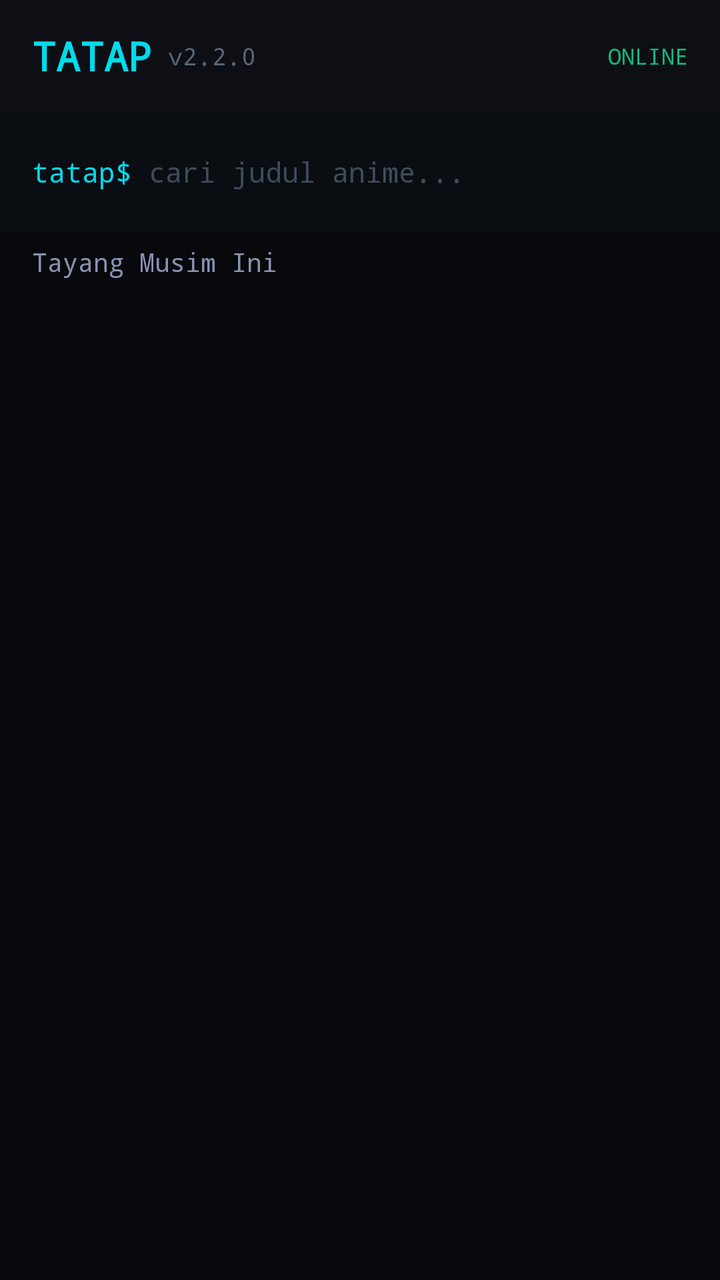
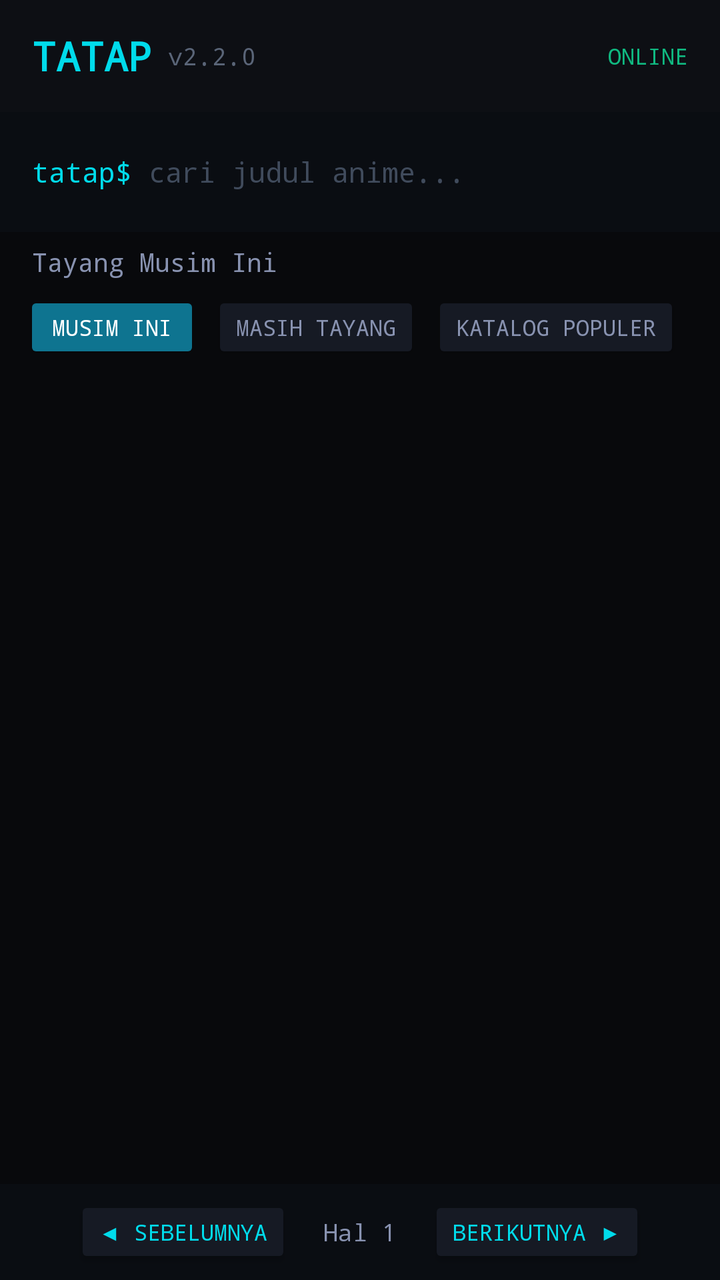

The first picture is an Android layout as it rendered before a commit; the second is the same layout after the commit. The layout source and the unified diff follow.
<!-- AndroidManifest.xml: application theme Theme.Tatap -->
<!-- res/layout/activity_main.xml -->
<?xml version="1.0" encoding="utf-8"?>
<LinearLayout xmlns:android="http://schemas.android.com/apk/res/android"
    xmlns:app="http://schemas.android.com/apk/res-auto"
    android:layout_width="match_parent"
    android:layout_height="match_parent"
    android:orientation="vertical"
    android:background="#08090C">

    
    <LinearLayout
        android:layout_width="match_parent"
        android:layout_height="56dp"
        android:gravity="center_vertical"
        android:paddingHorizontal="16dp"
        android:background="#0D0F14">

        <TextView
            android:layout_width="wrap_content"
            android:layout_height="wrap_content"
            android:text="TATAP"
            android:textColor="#00DBEB"
            android:textSize="20sp"
            android:textStyle="bold"
            android:fontFamily="monospace" />

        <TextView
            android:layout_width="wrap_content"
            android:layout_height="wrap_content"
            android:layout_marginStart="8dp"
            android:text="v2.2.0"
            android:textColor="#5A6578"
            android:textSize="12sp"
            android:fontFamily="monospace" />

        <View
            android:layout_width="0dp"
            android:layout_height="1dp"
            android:layout_weight="1" />

        <TextView
            android:id="@+id/tv_status_badge"
            android:layout_width="wrap_content"
            android:layout_height="wrap_content"
            android:text="ONLINE"
            android:textColor="#10B981"
            android:textSize="11sp"
            android:fontFamily="monospace" />
    </LinearLayout>

    
    <LinearLayout
        android:layout_width="match_parent"
        android:layout_height="wrap_content"
        android:paddingHorizontal="16dp"
        android:paddingVertical="10dp"
        android:gravity="center_vertical"
        android:background="#0A0D12">

        <TextView
            android:layout_width="wrap_content"
            android:layout_height="wrap_content"
            android:text="tatap$ "
            android:textColor="#00DBEB"
            android:textSize="14sp"
            android:fontFamily="monospace" />

        <EditText
            android:id="@+id/et_search"
            android:layout_width="0dp"
            android:layout_height="40dp"
            android:layout_weight="1"
            android:background="@null"
            android:hint="cari judul anime..."
            android:textColorHint="#404B5C"
            android:textColor="#E1E7EF"
            android:textSize="14sp"
            android:fontFamily="monospace"
            android:imeOptions="actionSearch"
            android:inputType="text"
            android:singleLine="true" />

        <ProgressBar
            android:id="@+id/pb_loading"
            android:layout_width="24dp"
            android:layout_height="24dp"
            android:visibility="gone"
            android:indeterminateTint="#00DBEB" />
    </LinearLayout>

    
    <LinearLayout
        android:layout_width="match_parent"
        android:layout_height="wrap_content"
        android:paddingHorizontal="16dp"
        android:paddingVertical="6dp"
        android:gravity="center_vertical">

        <TextView
            android:id="@+id/tv_section_title"
            android:layout_width="0dp"
            android:layout_height="wrap_content"
            android:layout_weight="1"
            android:text="Tayang Musim Ini"
            android:textColor="#8892B0"
            android:textSize="13sp"
            android:fontFamily="monospace" />

        <TextView
            android:id="@+id/tv_item_count"
            android:layout_width="wrap_content"
            android:layout_height="wrap_content"
            android:text=""
            android:textColor="#5A6578"
            android:textSize="12sp"
            android:fontFamily="monospace" />
    </LinearLayout>

    
    <androidx.recyclerview.widget.RecyclerView
        android:id="@+id/rv_anime_grid"
        android:layout_width="match_parent"
        android:layout_height="match_parent"
        android:padding="8dp"
        android:clipToPadding="false"
        android:scrollbars="vertical" />
</LinearLayout>
<!-- resources referenced by this layout -->
<resources>
  <style name="Theme.Tatap" parent="Theme.MaterialComponents.NoActionBar">
          <item name="colorPrimary">#0e7490</item>
          <item name="colorPrimaryVariant">#08090c</item>
          <item name="colorOnPrimary">#ffffff</item>
          <item name="colorSecondary">#00dbeb</item>
          <item name="android:statusBarColor">#08090c</item>
          <item name="android:navigationBarColor">#08090c</item>
          <item name="android:windowBackground">#08090c</item>
      </style>
</resources>

<!-- the commit's change to res/layout/activity_main.xml (unified diff, before → after) -->
@@ -116,11 +116,99 @@
     </LinearLayout>
 
     
+    <HorizontalScrollView
+        android:layout_width="match_parent"
+        android:layout_height="wrap_content"
+        android:scrollbars="none"
+        android:paddingHorizontal="12dp"
+        android:paddingBottom="6dp">
+
+        <LinearLayout
+            android:layout_width="wrap_content"
+            android:layout_height="wrap_content"
+            android:orientation="horizontal">
+
+            <Button
+                android:id="@+id/btn_tab_musim"
+                android:layout_width="wrap_content"
+                android:layout_height="36dp"
+                android:layout_marginEnd="6dp"
+                android:text="Musim Ini"
+                android:textColor="#FFFFFF"
+                android:backgroundTint="#0E7490"
+                android:textSize="11sp"
+                android:fontFamily="monospace" />
+
+            <Button
+                android:id="@+id/btn_tab_airing"
+                android:layout_width="wrap_content"
+                android:layout_height="36dp"
+                android:layout_marginEnd="6dp"
+                android:text="Masih Tayang"
+                android:textColor="#8892B0"
+                android:backgroundTint="#161A24"
+                android:textSize="11sp"
+                android:fontFamily="monospace" />
+
+            <Button
+                android:id="@+id/btn_tab_katalog"
+                android:layout_width="wrap_content"
+                android:layout_height="36dp"
+                android:text="Katalog Populer"
+                android:textColor="#8892B0"
+                android:backgroundTint="#161A24"
+                android:textSize="11sp"
+                android:fontFamily="monospace" />
+        </LinearLayout>
+    </HorizontalScrollView>
+
+    
     <androidx.recyclerview.widget.RecyclerView
         android:id="@+id/rv_anime_grid"
         android:layout_width="match_parent"
-        android:layout_height="match_parent"
+        android:layout_height="0dp"
+        android:layout_weight="1"
         android:padding="8dp"
         android:clipToPadding="false"
         android:scrollbars="vertical" />
+
+    
+    <LinearLayout
+        android:id="@+id/layout_pagination"
+        android:layout_width="match_parent"
+        android:layout_height="48dp"
+        android:gravity="center"
+        android:background="#0A0D12"
+        android:paddingHorizontal="16dp">
+
+        <Button
+            android:id="@+id/btn_prev_page"
+            android:layout_width="wrap_content"
+            android:layout_height="36dp"
+            android:text="◀ SEBELUMNYA"
+            android:textColor="#00DBEB"
+            android:backgroundTint="#161A24"
+            android:textSize="11sp"
+            android:fontFamily="monospace" />
+
+        <TextView
+            android:id="@+id/tv_page_indicator"
+            android:layout_width="wrap_content"
+            android:layout_height="wrap_content"
+            android:layout_marginHorizontal="16dp"
+            android:text="Hal 1"
+            android:textColor="#8892B0"
+            android:textSize="12sp"
+            android:fontFamily="monospace" />
+
+        <Button
+            android:id="@+id/btn_next_page"
+            android:layout_width="wrap_content"
+            android:layout_height="36dp"
+            android:text="BERIKUTNYA ▶"
+            android:textColor="#00DBEB"
+            android:backgroundTint="#161A24"
+            android:textSize="11sp"
+            android:fontFamily="monospace" />
+    </LinearLayout>
 </LinearLayout>
